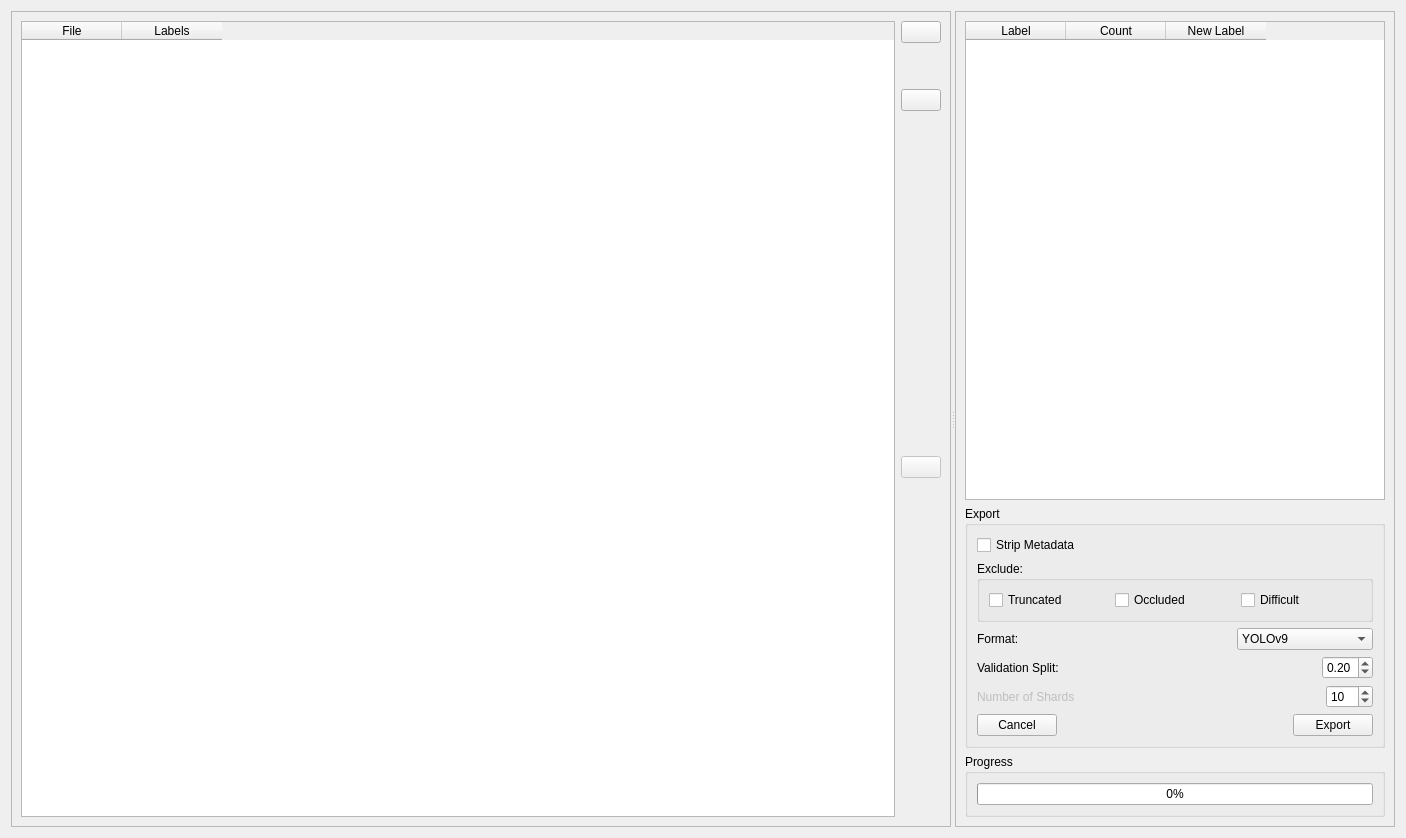
First picture: the form in bboxee/gui/export_widget.ui, repository persts/BBoxEE, before the edit.
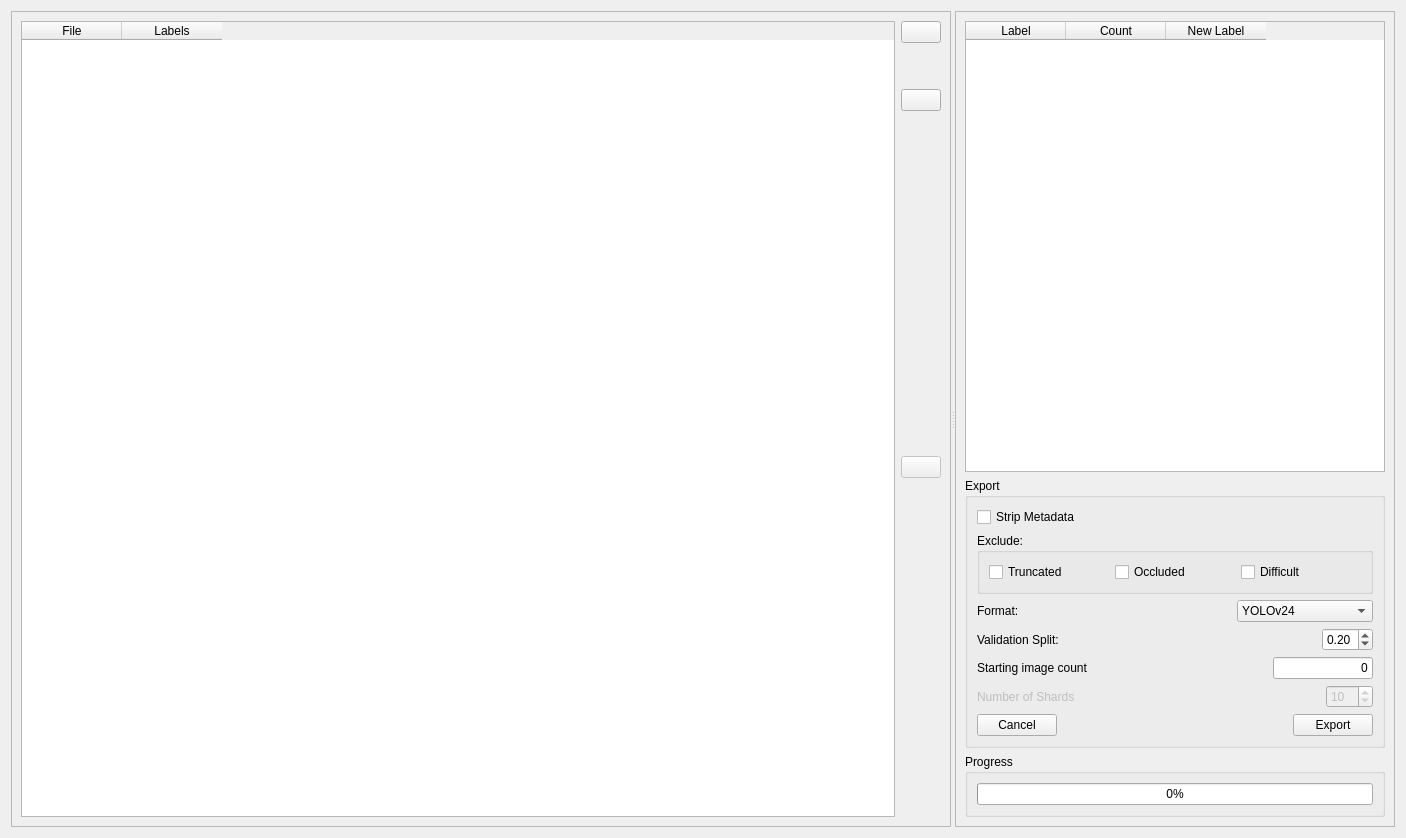
Second picture: the form after the edit. Icons and pictures are not drawn.

Patch:
```diff
--- a/bboxee/gui/export_widget.ui
+++ b/bboxee/gui/export_widget.ui
@@ -306,6 +306,11 @@
             </item>
             <item>
              <widget class="QComboBox" name="comboBoxFormat">
+              <item>
+               <property name="text">
+                <string>YOLOv24</string>
+               </property>
+              </item>
               <item>
                <property name="text">
                 <string>YOLOv9</string>
@@ -355,7 +360,7 @@
             <item>
              <widget class="QDoubleSpinBox" name="doubleSpinBoxSplit">
               <property name="minimum">
-               <double>0.010000000000000</double>
+               <double>0.000000000000000</double>
               </property>
               <property name="maximum">
                <double>0.500000000000000</double>
@@ -370,6 +375,52 @@
             </item>
            </layout>
           </item>
+          <item>
+           <layout class="QHBoxLayout" name="horizontalLayout_8">
+            <item>
+             <widget class="QLabel" name="label_count">
+              <property name="text">
+               <string>Starting image count</string>
+              </property>
+             </widget>
+            </item>
+            <item>
+             <spacer name="horizontalSpacer_3">
+              <property name="orientation">
+               <enum>Qt::Horizontal</enum>
+              </property>
+              <property name="sizeHint" stdset="0">
+               <size>
+                <width>40</width>
+                <height>20</height>
+               </size>
+              </property>
+             </spacer>
+            </item>
+            <item>
+             <widget class="QLineEdit" name="le_init_count">
+              <property name="maximumSize">
+               <size>
+                <width>100</width>
+                <height>16777215</height>
+               </size>
+              </property>
+              <property name="layoutDirection">
+               <enum>Qt::LeftToRight</enum>
+              </property>
+              <property name="text">
+               <string>0</string>
+              </property>
+              <property name="maxLength">
+               <number>14</number>
+              </property>
+              <property name="alignment">
+               <set>Qt::AlignRight|Qt::AlignTrailing|Qt::AlignVCenter</set>
+              </property>
+             </widget>
+            </item>
+           </layout>
+          </item>
           <item>
            <layout class="QHBoxLayout" name="horizontalLayout_6">
             <item>
@@ -397,6 +448,9 @@
             </item>
             <item>
              <widget class="QSpinBox" name="spinBoxShards">
+              <property name="enabled">
+               <bool>false</bool>
+              </property>
               <property name="minimum">
                <number>2</number>
               </property>
```
Left out of the diff: 2 changed lines with no effect on the pictures.
